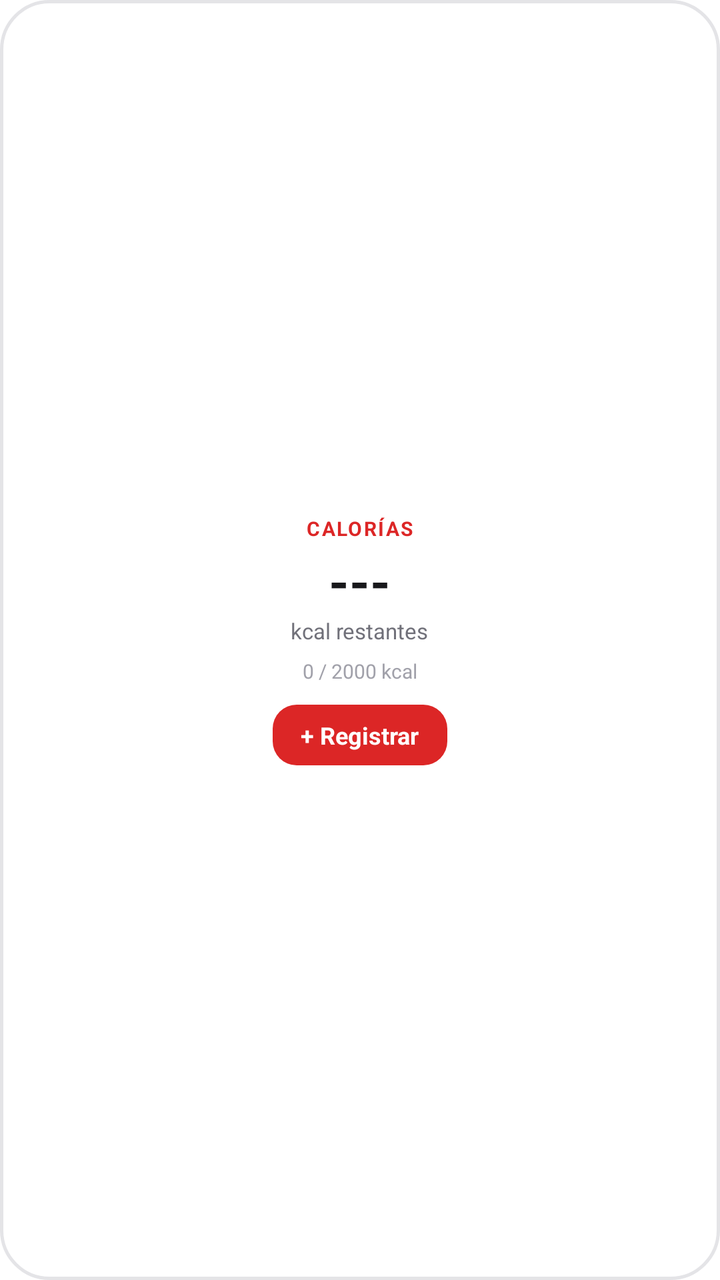
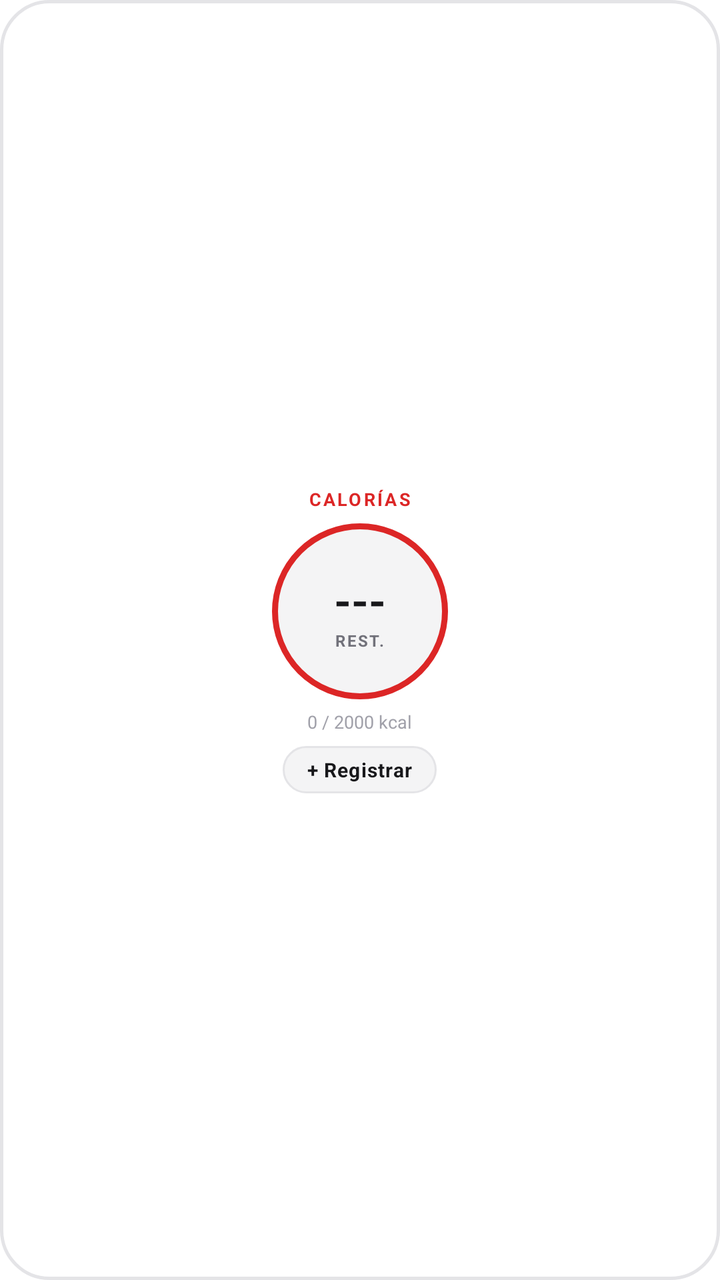

The first picture is an Android layout as it rendered before a commit; the second is the same layout after the commit. The layout source and the unified diff follow.
<!-- AndroidManifest.xml: fallback theme Theme.MaterialComponents.DayNight.NoActionBar -->
<!-- res/layout/food_tracker_widget_compact.xml -->
<?xml version="1.0" encoding="utf-8"?>
<LinearLayout xmlns:android="http://schemas.android.com/apk/res/android"
    android:id="@+id/widget_compact_root"
    android:layout_width="match_parent"
    android:layout_height="match_parent"
    android:orientation="vertical"
    android:background="@drawable/widget_background"
    android:padding="16dp"
    android:gravity="center">

    
    <TextView
        android:id="@+id/widget_label_calories"
        android:layout_width="wrap_content"
        android:layout_height="wrap_content"
        android:text="CALORÍAS"
        android:textSize="10sp"
        android:textStyle="bold"
        android:letterSpacing="0.08"
        android:textColor="@color/widget_accent" />

    
    <TextView
        android:id="@+id/widget_calories_left"
        android:layout_width="wrap_content"
        android:layout_height="wrap_content"
        android:layout_marginTop="2dp"
        android:text="---"
        android:textSize="26sp"
        android:textStyle="bold"
        android:textColor="@color/widget_text_primary" />

    
    <TextView
        android:id="@+id/widget_calories_subtitle"
        android:layout_width="wrap_content"
        android:layout_height="wrap_content"
        android:text="kcal restantes"
        android:textSize="11sp"
        android:textStyle="normal"
        android:textColor="@color/widget_text_secondary" />

    
    <TextView
        android:id="@+id/widget_calories_summary"
        android:layout_width="wrap_content"
        android:layout_height="wrap_content"
        android:layout_marginTop="6dp"
        android:text="0 / 2000 kcal"
        android:textSize="10sp"
        android:textColor="@color/widget_text_muted" />

    
    <LinearLayout
        android:id="@+id/widget_btn_add"
        android:layout_width="wrap_content"
        android:layout_height="wrap_content"
        android:layout_marginTop="10dp"
        android:orientation="horizontal"
        android:gravity="center"
        android:background="@drawable/widget_button_accent"
        android:paddingHorizontal="14dp"
        android:paddingVertical="7dp">

        <TextView
            android:layout_width="wrap_content"
            android:layout_height="wrap_content"
            android:text="+ Registrar"
            android:textSize="12sp"
            android:textStyle="bold"
            android:textColor="#FFFFFF" />
    </LinearLayout>

</LinearLayout>
<!-- resources referenced by this layout -->
<resources>
  <color name="widget_accent">#DC2626</color>
  <color name="widget_text_muted">#A1A1AA</color>
  <color name="widget_text_primary">#18181B</color>
  <color name="widget_text_secondary">#71717A</color>
  <!-- drawable widget_background (drawable) -->
  <?xml version="1.0" encoding="utf-8"?>
  <shape xmlns:android="http://schemas.android.com/apk/res/android"
      android:shape="rectangle">
      <solid android:color="@color/widget_background" />
      <corners android:radius="24dp" />
      <stroke
          android:width="1.5dp"
          android:color="@color/widget_border" />
  </shape>
  <!-- drawable widget_button_accent (drawable) -->
  <?xml version="1.0" encoding="utf-8"?>
  <shape xmlns:android="http://schemas.android.com/apk/res/android"
      android:shape="rectangle">
      <solid android:color="@color/widget_accent" />
      <corners android:radius="12dp" />
  </shape>
  <color name="widget_background">#FFFFFF</color>
  <color name="widget_border">#E4E4E7</color>
</resources>

<!-- the commit's change to res/layout/food_tracker_widget_compact.xml (unified diff, before → after) -->
@@ -5,7 +5,7 @@
     android:layout_height="match_parent"
     android:orientation="vertical"
     android:background="@drawable/widget_background"
-    android:padding="16dp"
+    android:padding="12dp"
     android:gravity="center">
 
     
@@ -14,40 +14,55 @@
         android:layout_width="wrap_content"
         android:layout_height="wrap_content"
         android:text="CALORÍAS"
-        android:textSize="10sp"
+        android:textSize="9sp"
         android:textStyle="bold"
-        android:letterSpacing="0.08"
+        android:letterSpacing="0.12"
         android:textColor="@color/widget_accent" />
 
     
-    <TextView
-        android:id="@+id/widget_calories_left"
-        android:layout_width="wrap_content"
-        android:layout_height="wrap_content"
-        android:layout_marginTop="2dp"
-        android:text="---"
-        android:textSize="26sp"
-        android:textStyle="bold"
-        android:textColor="@color/widget_text_primary" />
+    <FrameLayout
+        android:layout_width="88dp"
+        android:layout_height="88dp"
+        android:layout_marginTop="6dp"
+        android:background="@drawable/widget_circle_gauge">
 
-    
-    <TextView
-        android:id="@+id/widget_calories_subtitle"
-        android:layout_width="wrap_content"
-        android:layout_height="wrap_content"
-        android:text="kcal restantes"
-        android:textSize="11sp"
-        android:textStyle="normal"
-        android:textColor="@color/widget_text_secondary" />
+        <LinearLayout
+            android:layout_width="match_parent"
+            android:layout_height="match_parent"
+            android:orientation="vertical"
+            android:gravity="center">
+
+            
+            <TextView
+                android:id="@+id/widget_calories_left"
+                android:layout_width="wrap_content"
+                android:layout_height="wrap_content"
+                android:text="---"
+                android:textSize="22sp"
+                android:textStyle="bold"
+                android:textColor="@color/widget_text_primary" />
+
+            
+            <TextView
+                android:id="@+id/widget_calories_subtitle"
+                android:layout_width="wrap_content"
+                android:layout_height="wrap_content"
+                android:text="REST."
+                android:textSize="8sp"
+                android:textStyle="bold"
+                android:letterSpacing="0.1"
+                android:textColor="@color/widget_text_secondary" />
+        </LinearLayout>
+    </FrameLayout>
 
     
     <TextView
         android:id="@+id/widget_calories_summary"
         android:layout_width="wrap_content"
         android:layout_height="wrap_content"
-        android:layout_marginTop="6dp"
+        android:layout_marginTop="5dp"
         android:text="0 / 2000 kcal"
-        android:textSize="10sp"
+        android:textSize="9sp"
         android:textColor="@color/widget_text_muted" />
 
     
@@ -55,20 +70,21 @@
         android:id="@+id/widget_btn_add"
         android:layout_width="wrap_content"
         android:layout_height="wrap_content"
-        android:layout_marginTop="10dp"
+        android:layout_marginTop="6dp"
         android:orientation="horizontal"
         android:gravity="center"
-        android:background="@drawable/widget_button_accent"
-        android:paddingHorizontal="14dp"
-        android:paddingVertical="7dp">
+        android:background="@drawable/widget_pill_button"
+        android:paddingHorizontal="12dp"
+        android:paddingVertical="5dp">
 
         <TextView
             android:layout_width="wrap_content"
             android:layout_height="wrap_content"
             android:text="+ Registrar"
-            android:textSize="12sp"
+            android:textSize="10sp"
             android:textStyle="bold"
-            android:textColor="#FFFFFF" />
+            android:letterSpacing="0.04"
+            android:textColor="@color/widget_text_primary" />
     </LinearLayout>
 
 </LinearLayout>
<!-- resource entries referenced after the edit -->
@@ -14,14 +14,27 @@
           android:width="1.5dp"
           android:color="@color/widget_border" />
   </shape>
-  <!-- drawable widget_button_accent (drawable) -->
+  <!-- drawable widget_circle_gauge (drawable) -->
+  <?xml version="1.0" encoding="utf-8"?>
+  <shape xmlns:android="http://schemas.android.com/apk/res/android"
+      android:shape="oval">
+      <solid android:color="@color/widget_surface" />
+      <stroke
+          android:width="3dp"
+          android:color="@color/widget_accent" />
+  </shape>
+  <!-- drawable widget_pill_button (drawable) -->
   <?xml version="1.0" encoding="utf-8"?>
   <shape xmlns:android="http://schemas.android.com/apk/res/android"
       android:shape="rectangle">
-      <solid android:color="@color/widget_accent" />
-      <corners android:radius="12dp" />
+      <solid android:color="@color/widget_surface" />
+      <corners android:radius="16dp" />
+      <stroke
+          android:width="1dp"
+          android:color="@color/widget_border" />
   </shape>
   <color name="widget_background">#FFFFFF</color>
   <color name="widget_border">#E4E4E7</color>
+  <color name="widget_surface">#F4F4F5</color>
 </resources>
 
